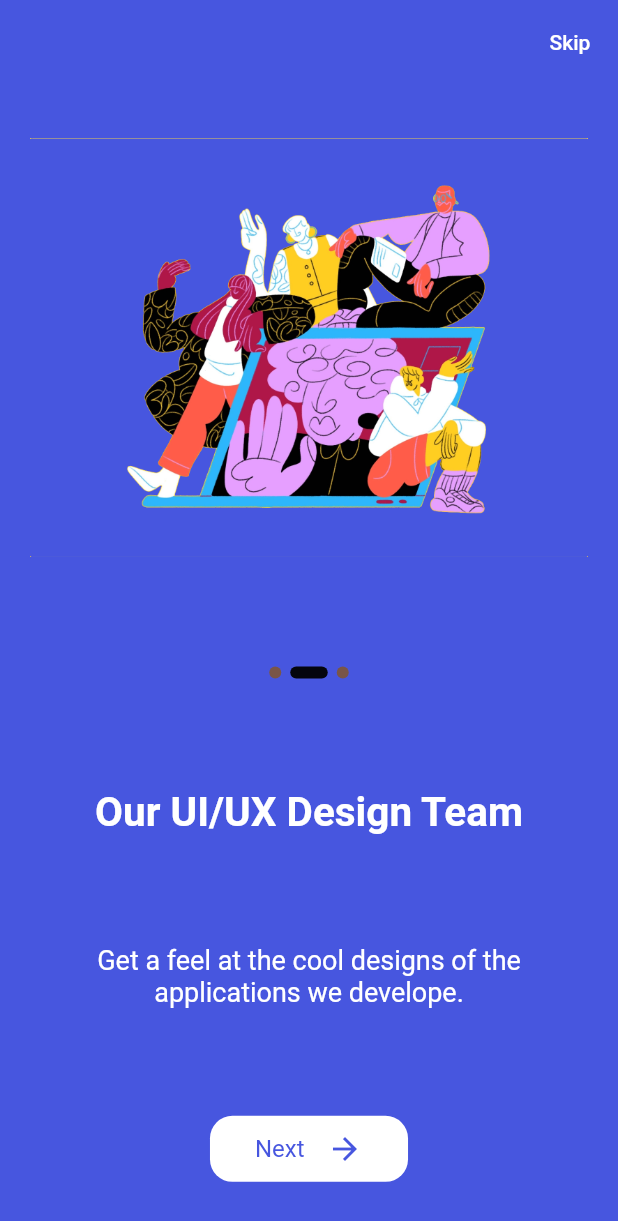
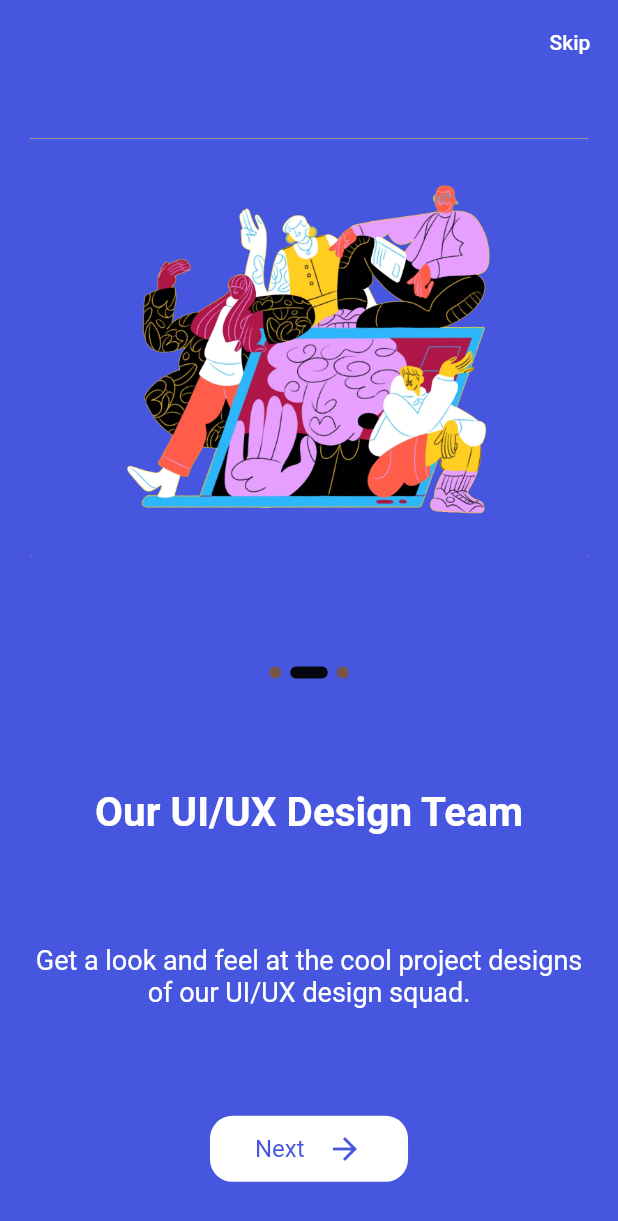
Before and after one commit to Thembek/Flutter-application, a Flutter app: the screen it shows after launch, swiped to page 2, on a phone screen of 412 x 824 dp. Shown: the top 1221 px of the screen. Run offline on Flutter 3.47's test engine with Material 2 defaults, Android fonts, the phone set to English and light mode, and no system bars; our stand-ins replace flutter_svg, google_fonts, shared_preferences; missing offline and left inert: uri; Roboto replaces fonts that are missing (Montserrat, Poppins).

Commit message:
text and desc commit

```diff
--- a/lib/onboard/onboard.dart
+++ b/lib/onboard/onboard.dart
@@ -26,7 +26,7 @@ class _OnBoardState extends State<OnBoard> {
       img: 'assets/images/designer.png',
       text: "Our UI/UX Design Team",
       desc:
-          "Get a feel at the cool designs of the applications we develope.",
+          "Get a look and feel at the cool project designs of our UI/UX design squad.",
       bg: Color(0xFF4756DF),
       button: Colors.white,
     ),
```
